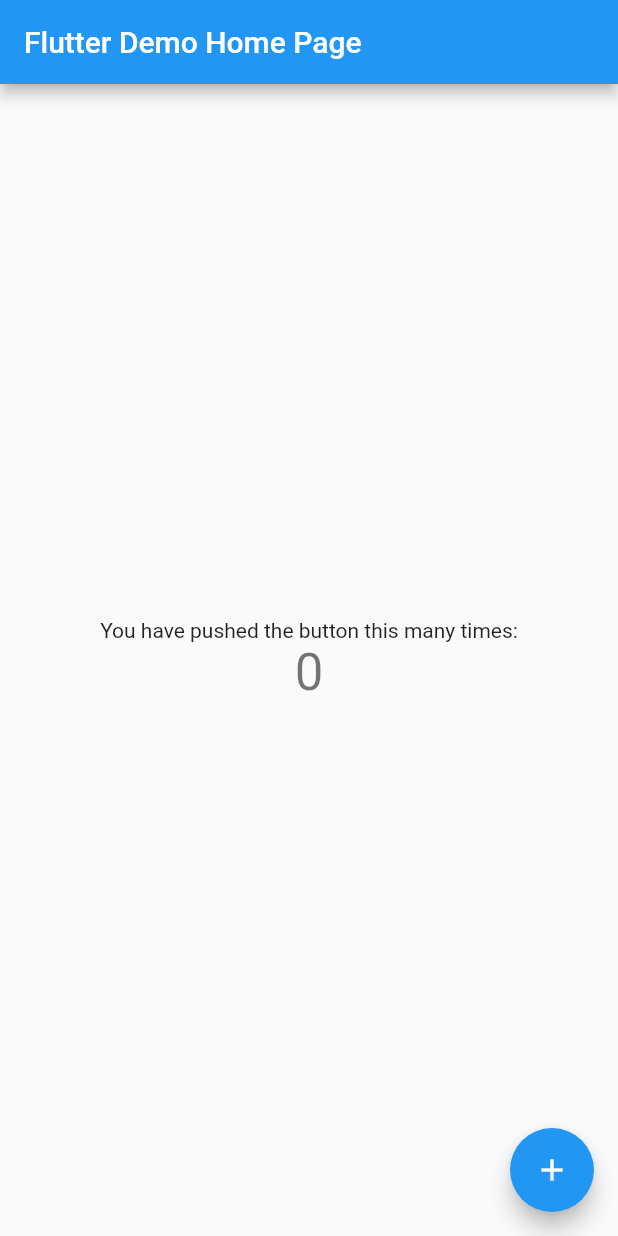
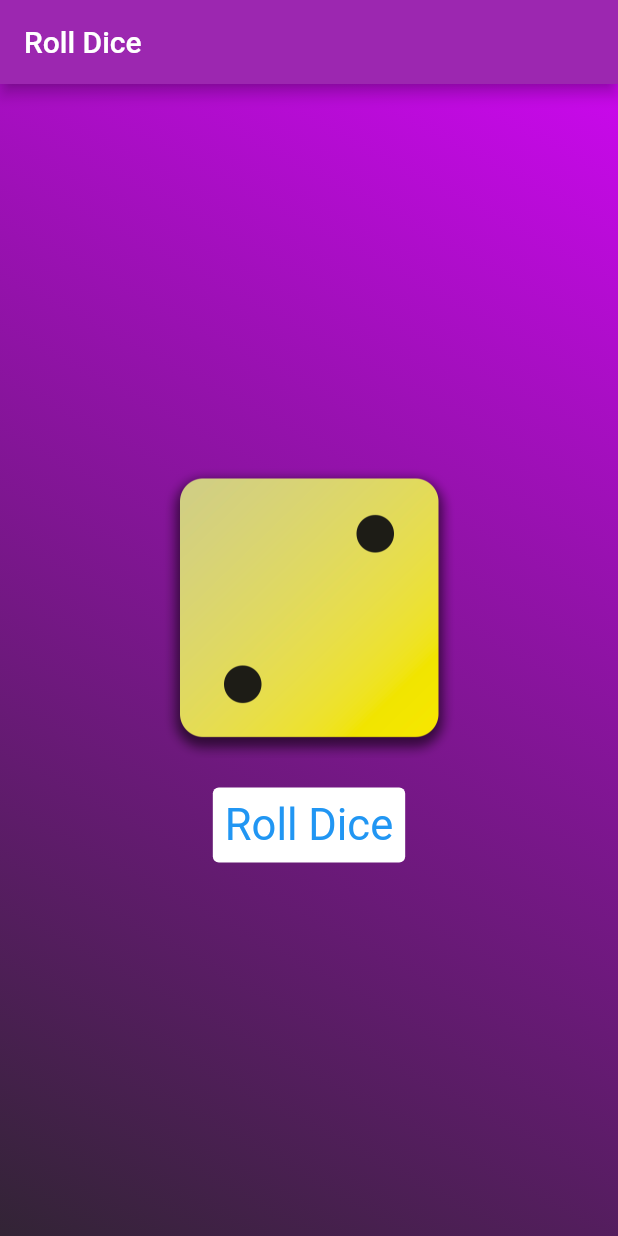
Before and after one commit to thebrijeshdev/roll_dice_flutter, a Flutter app: the screen it shows after launch, on a phone screen of 412 x 824 dp. Run offline on Flutter 3.47's test engine with Material 2 defaults, Android fonts, the phone set to English and light mode, and no system bars.

Commit message:
Dice-Roller

```diff
--- /dev/null
+++ b/lib/dice_roller.dart
@@ -0,0 +1,48 @@
+import 'dart:math';
+import 'package:flutter/material.dart';
+
+class DiceRoller extends StatefulWidget {
+  const DiceRoller({super.key});
+  @override
+  State<DiceRoller> createState() {
+    // TODO: implement createState
+    return _DiceRollerState();
+  }
+}
+
+class _DiceRollerState extends State<DiceRoller> {
+  final randomizer = Random();
+  var currentDiceRoll = 2;
+
+  void rollDice() {
+    setState(() {
+      currentDiceRoll = randomizer.nextInt(6) + 1;
+      print('changeing Random number' + '$currentDiceRoll');
+    });
+  }
+
+  @override
+  Widget build(BuildContext context) {
+    // TODO: implement build
+    return Column(
+      mainAxisSize: MainAxisSize.min,
+      children: [
+        Image.asset(
+          'assets/images/dice-$currentDiceRoll.png',
+          width: 200,
+        ),
+        const SizedBox(
+          height: 20,
+        ),
+        TextButton(
+            onPressed: rollDice,
+            style: TextButton.styleFrom(
+                backgroundColor: Colors.white,
+                textStyle: const TextStyle(fontSize: 29)),
+            child: const Text(
+              'Roll Dice',
+            ))
+      ],
+    );
+  }
+}
--- a/lib/gradient_container.dart
+++ b/lib/gradient_container.dart
@@ -0,0 +1,28 @@
+import 'package:flutter/material.dart';
+import 'package:roll_dice/dice_roller.dart';
+import 'package:roll_dice/style_text.dart';
+
+const startAlignment = Alignment.topRight;
+const endAlignment = Alignment.bottomLeft;
+
+class GradientContainer extends StatelessWidget {
+  const GradientContainer(this.color1, this.color2, {super.key});
+
+  final Color color1;
+  final Color color2;
+
+  @override
+  Widget build(BuildContext context) {
+    // TODO: implement build
+    return Container(
+        decoration: BoxDecoration(
+          gradient: LinearGradient(
+              colors: [color1, color2],
+              begin: startAlignment,
+              end: endAlignment),
+        ),
+        child: const Center(
+          child: DiceRoller(),
+        ));
+  }
+}
--- a/lib/main.dart
+++ b/lib/main.dart
@@ -1,115 +1,19 @@
 import 'package:flutter/material.dart';
+import 'package:roll_dice/gradient_container.dart';
 
 void main() {
-  runApp(const MyApp());
+  runApp(MaterialApp(
+    debugShowCheckedModeBanner: false,
+    home: Scaffold(
+      appBar: AppBar(
+        title: const Text('Roll Dice'),
+        backgroundColor: Colors.purple,
+      ),
+      backgroundColor: const Color.fromARGB(255, 161, 109, 170),
+      body: const GradientContainer(
+        Color.fromARGB(255, 202, 8, 236),
+        Color.fromARGB(255, 50, 36, 53),
+      ),
+    ),
+  ));
 }
-
-class MyApp extends StatelessWidget {
-  const MyApp({Key? key}) : super(key: key);
-
-  // This widget is the root of your application.
-  @override
-  Widget build(BuildContext context) {
-    return MaterialApp(
-      title: 'Flutter Demo',
-      theme: ThemeData(
-        // This is the theme of your application.
-        //
-        // Try running your application with "flutter run". You'll see the
-        // application has a blue toolbar. Then, without quitting the app, try
-        // changing the primarySwatch below to Colors.green and then invoke
-        // "hot reload" (press "r" in the console where you ran "flutter run",
-        // or simply save your changes to "hot reload" in a Flutter IDE).
-        // Notice that the counter didn't reset back to zero; the application
-        // is not restarted.
-        primarySwatch: Colors.blue,
-      ),
-      home: const MyHomePage(title: 'Flutter Demo Home Page'),
-    );
-  }
-}
-
-class MyHomePage extends StatefulWidget {
-  const MyHomePage({Key? key, required this.title}) : super(key: key);
-
-  // This widget is the home page of your application. It is stateful, meaning
-  // that it has a State object (defined below) that contains fields that affect
-  // how it looks.
-
-  // This class is the configuration for the state. It holds the values (in this
-  // case the title) provided by the parent (in this case the App widget) and
-  // used by the build method of the State. Fields in a Widget subclass are
-  // always marked "final".
-
-  final String title;
-
-  @override
-  State<MyHomePage> createState() => _MyHomePageState();
-}
-
-class _MyHomePageState extends State<MyHomePage> {
-  int _counter = 0;
-
-  void _incrementCounter() {
-    setState(() {
-      // This call to setState tells the Flutter framework that something has
-      // changed in this State, which causes it to rerun the build method below
-      // so that the display can reflect the updated values. If we changed
-      // _counter without calling setState(), then the build method would not be
-      // called again, and so nothing would appear to happen.
-      _counter++;
-    });
-  }
-
-  @override
-  Widget build(BuildContext context) {
-    // This method is rerun every time setState is called, for instance as done
-    // by the _incrementCounter method above.
-    //
-    // The Flutter framework has been optimized to make rerunning build methods
-    // fast, so that you can just rebuild anything that needs updating rather
-    // than having to individually change instances of widgets.
-    return Scaffold(
-      appBar: AppBar(
-        // Here we take the value from the MyHomePage object that was created by
-        // the App.build method, and use it to set our appbar title.
-        title: Text(widget.title),
-      ),
-      body: Center(
-        // Center is a layout widget. It takes a single child and positions it
-        // in the middle of the parent.
-        child: Column(
-          // Column is also a layout widget. It takes a list of children and
-          // arranges them vertically. By default, it sizes itself to fit its
-          // children horizontally, and tries to be as tall as its parent.
-          //
-          // Invoke "debug painting" (press "p" in the console, choose the
-          // "Toggle Debug Paint" action from the Flutter Inspector in Android
-          // Studio, or the "Toggle Debug Paint" command in Visual Studio Code)
-          // to see the wireframe for each widget.
-          //
-          // Column has various properties to control how it sizes itself and
-          // how it positions its children. Here we use mainAxisAlignment to
-          // center the children vertically; the main axis here is the vertical
-          // axis because Columns are vertical (the cross axis would be
-          // horizontal).
-          mainAxisAlignment: MainAxisAlignment.center,
-          children: <Widget>[
-            const Text(
-              'You have pushed the button this many times:',
-            ),
-            Text(
-              '$_counter',
-              style: Theme.of(context).textTheme.headline4,
-            ),
-          ],
-        ),
-      ),
-      floatingActionButton: FloatingActionButton(
-        onPressed: _incrementCounter,
-        tooltip: 'Increment',
-        child: const Icon(Icons.add),
-      ), // This trailing comma makes auto-formatting nicer for build methods.
-    );
-  }
-}
--- /dev/null
+++ b/lib/style_text.dart
@@ -0,0 +1,16 @@
+import 'package:flutter/material.dart';
+
+class StyleText extends StatelessWidget {
+  StyleText(this.text, {super.key});
+  String text;
+
+  @override
+  Widget build(BuildContext context) {
+    // TODO: implement build
+    return Text(
+      text,
+      style: const TextStyle(
+          color: Colors.black, fontSize: 50, fontWeight: FontWeight.w600),
+    );
+  }
+}
```
Also changed, not shown: pubspec.yaml (+7 -3 lines), assets/images/dice-1.png (added), assets/images/dice-2.png (added), assets/images/dice-3.png (added), assets/images/dice-4.png (added), assets/images/dice-5.png (added), assets/images/dice-6.png (added).
